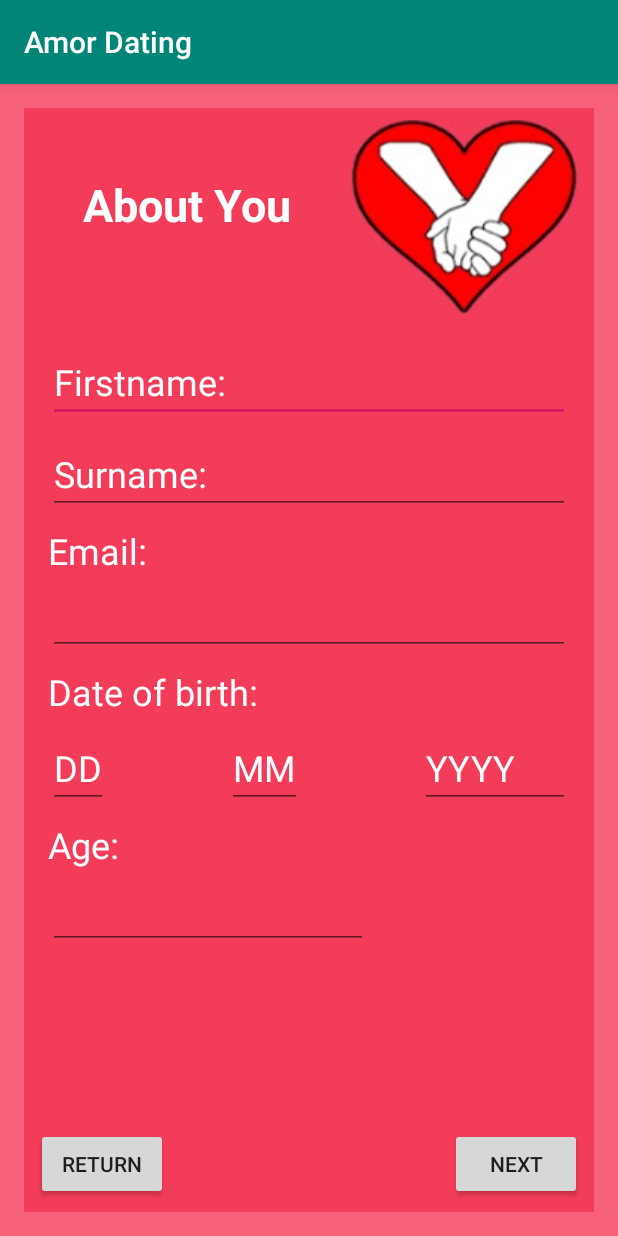
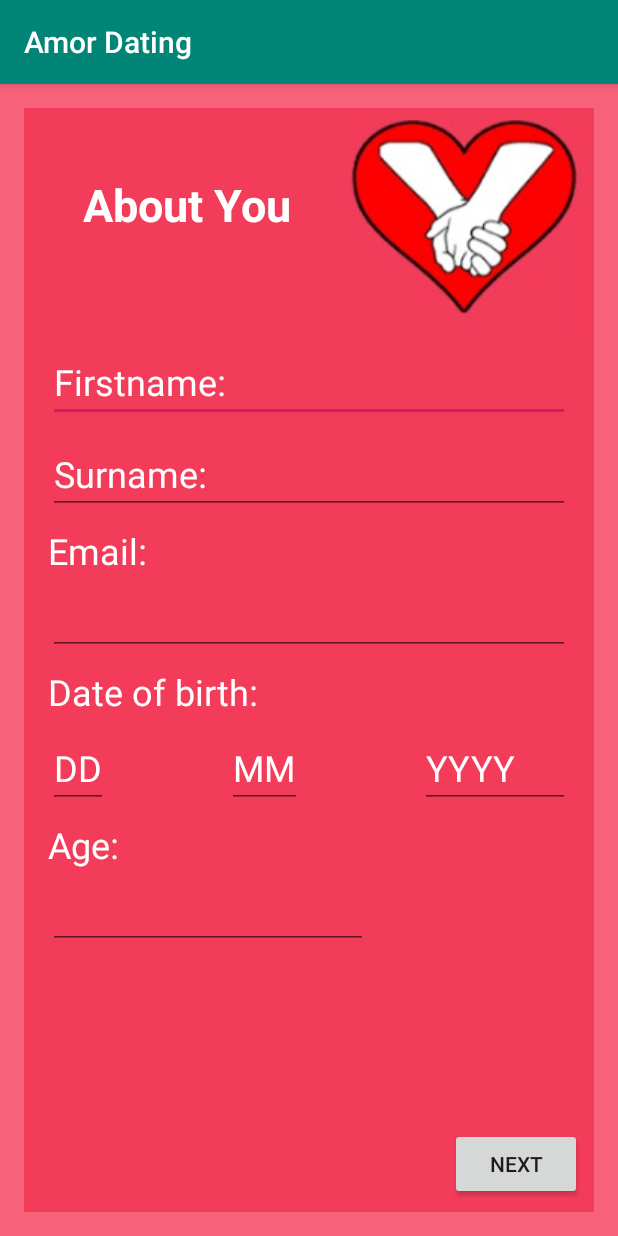
Before and after one commit to R-Laverty/PMAT_assignment, an Android app: the screen it shows after launch (UserDetailsP1), after a tap on "REGISTER", on a phone screen of 412 x 824 dp. Run offline under Robolectric (Android 15) with nearby library versions, the phone set to English and light mode, and no system bars; libraries missing offline, so code that uses them is left out: sun.security.util; 1 other tap on this screen came first.

Commit message:
Removed p1 return button

```diff
--- a/app/src/main/java/com/example/pmat_assignment/UserDetailsP1.kt
+++ b/app/src/main/java/com/example/pmat_assignment/UserDetailsP1.kt
@@ -19,9 +19,10 @@ class UserDetailsP1 : AppCompatActivity() {
         var userDetails = intent.getSerializableExtra("User") as User
         var mLogic = intent.getSerializableExtra("aLogic") as Logic
 
-        val btnReturn = findViewById<Button>(R.id.btn_return)
+        //val btnReturn = findViewById<Button>(R.id.btn_return)
         val btnNext = findViewById<Button>(R.id.btn_next)
 
+        /*
         btnReturn.setOnClickListener{
             //redirects the user to the LoginActivity layout
             val intent = Intent(this, LoginActivity::class.java)
@@ -29,6 +30,7 @@ class UserDetailsP1 : AppCompatActivity() {
             intent.putExtra("aLogic", mLogic)
             startActivity(intent)
         }
+         */
 
         btnNext.setOnClickListener{
             /*grabs the entered userdetails from the layout and puts them into the userdetails
--- a/app/src/main/res/layout/activity_user_details_p1.xml
+++ b/app/src/main/res/layout/activity_user_details_p1.xml
@@ -46,6 +46,7 @@
         app:layout_constraintStart_toStartOf="parent"
         app:layout_constraintTop_toTopOf="parent" />
 
+    <!--
     <Button
         android:id="@+id/btn_return"
         android:layout_width="wrap_content"
@@ -55,6 +56,7 @@
         android:text="@string/btn_text_return"
         app:layout_constraintBottom_toBottomOf="parent"
         app:layout_constraintStart_toStartOf="parent" />
+    -->
 
     <Button
         android:id="@+id/btn_next"
```
